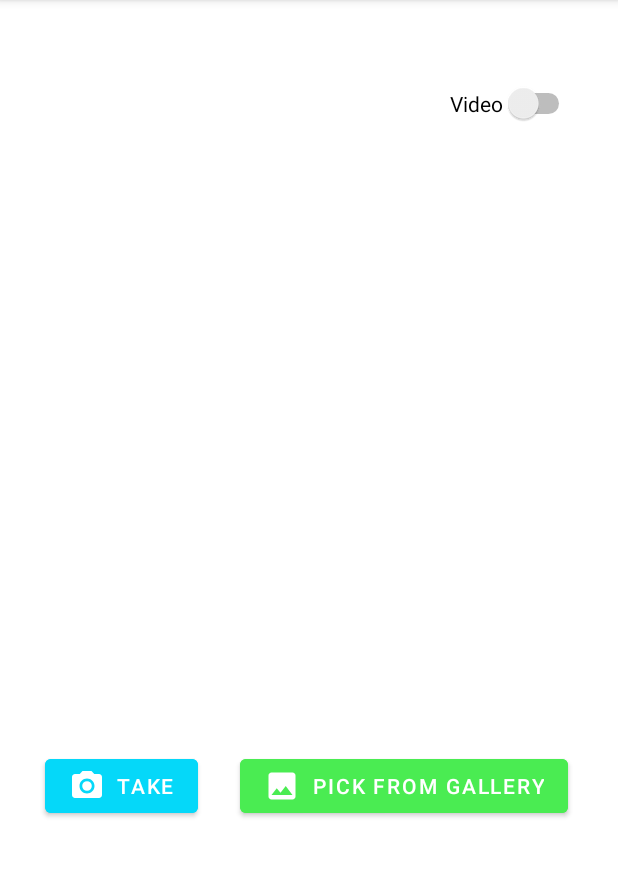
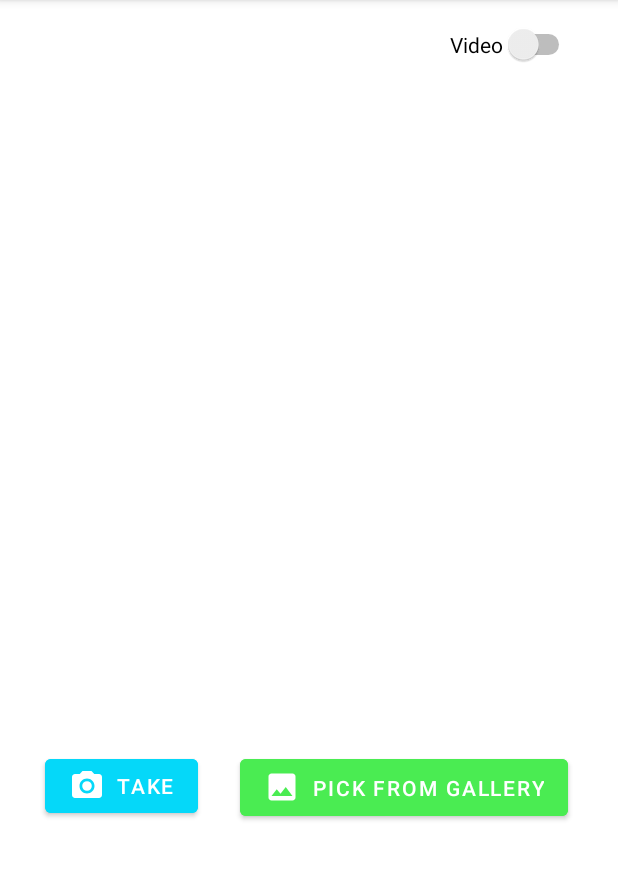
Before and after one commit to PabloGuzmanP/Taller02CompuMovil, an Android app: the Camara screen opened directly, with no data from a screen before it, after a tap on "TAKE", on a phone screen of 412 x 824 dp, the part 84-964 px from its top. Run offline under Robolectric (Android 15) with nearby library versions, the light colour scheme and no system bars.

Commit message:
Camara y video

```diff
--- a/app/src/main/java/com/example/taller_02/Camara.java
+++ b/app/src/main/java/com/example/taller_02/Camara.java
@@ -1,175 +1,97 @@
 package com.example.taller_02;
 
-import android.Manifest;
-import android.app.Activity;
-import android.content.ContentValues;
 import android.content.Intent;
-import android.content.pm.PackageManager;
 
 import android.database.Cursor;
 import android.graphics.Bitmap;
-import android.graphics.BitmapFactory;
 import android.net.Uri;
 import android.os.Bundle;
-import android.os.Environment;
 import android.provider.MediaStore;
-import android.util.Log;
 import android.view.View;
+import android.widget.Button;
+import android.widget.CompoundButton;
 import android.widget.ImageView;
+import android.widget.Switch;
+import android.widget.VideoView;
 
-import androidx.annotation.NonNull;
+import androidx.appcompat.app.AppCompatActivity;
 
-import androidx.annotation.Nullable;
-import androidx.appcompat.app.AppCompatActivity;
-import androidx.core.app.ActivityCompat;
-import androidx.core.content.ContextCompat;
-import androidx.core.content.FileProvider;
-
-
-import com.example.taller_02.databinding.CamaraBinding;
-
-import java.io.File;
 import java.io.IOException;
-import java.text.SimpleDateFormat;
-import java.util.Date;
-import java.util.Locale;
-
-import utils.AlertUtils;
-
 
 public class Camara extends AppCompatActivity {
-    private static String TAG = Camara.class.getName();
-    private CamaraBinding binding;
 
-    //Definir el id del permiso
-    private final int CAMERA_PERMISSION_ID = 101;
-    private final int GALLERY_PERMISSION_ID = 102;
-    String cameraPerm = Manifest.permission.CAMERA;
-    String galeriaPerm = Manifest.permission.WRITE_EXTERNAL_STORAGE;
+    private static final int pic_id = 123;
+    private static final int vid_id = 456;
 
-    //Para mostrar imagen de la camara
-    String currentPhotoPath;
+    Button camera_open_id;
+    Button gallery_open_id;
+    ImageView click_image_id;
+    VideoView video_view_id;
+    Switch switch_toggle_id;
 
     @Override
     protected void onCreate(Bundle savedInstanceState) {
         super.onCreate(savedInstanceState);
-        binding = CamaraBinding.inflate(getLayoutInflater());
-        setContentView(binding.getRoot());
+        setContentView(R.layout.camara);
 
-        binding.botontake.setOnClickListener(view -> {
-            if(requestPermission(this, cameraPerm, CAMERA_PERMISSION_ID)){
-                startCamera(binding.getRoot());
+        camera_open_id = findViewById(R.id.camera_button);
+        click_image_id = findViewById(R.id.click_image);
+        gallery_open_id = findViewById(R.id.pick_button);
+        video_view_id = findViewById(R.id.click_video);
+        switch_toggle_id = findViewById(R.id.switch_toggle);
+
+        switch_toggle_id.setOnCheckedChangeListener(new CompoundButton.OnCheckedChangeListener() {
+            @Override
+            public void onCheckedChanged(CompoundButton buttonView, boolean isChecked) {
+                if (isChecked) {
+                    // Switch is on, record video
+                    Intent video_intent = new Intent(MediaStore.ACTION_VIDEO_CAPTURE);
+                    startActivityForResult(video_intent, vid_id);
+                } else {
+                    // Switch is off, take photo
+                    Intent camera_intent = new Intent(MediaStore.ACTION_IMAGE_CAPTURE);
+                    startActivityForResult(camera_intent, pic_id);
+                }
             }
         });
-        binding.botonpick.setOnClickListener(view -> {
-            if(requestPermission(this, galeriaPerm, GALLERY_PERMISSION_ID)){
-                startGallery(binding.getRoot());
-            }
+
+        camera_open_id.setOnClickListener(v -> {
+            Intent camera_intent = new Intent(MediaStore.ACTION_IMAGE_CAPTURE);
+            startActivityForResult(camera_intent, pic_id);
+        });
+
+        gallery_open_id.setOnClickListener(v -> {
+            Intent gallery_intent = new Intent(Intent.ACTION_GET_CONTENT);
+            gallery_intent.setType("image/*");
+            startActivityForResult(gallery_intent, pic_id);
         });
     }
 
-    private boolean requestPermission(Activity context, String permission, int id) {
-        if (ActivityCompat.checkSelfPermission(this, Manifest.permission.CAMERA)
-                != PackageManager.PERMISSION_GRANTED) {
-            ActivityCompat.requestPermissions(
-                    this,
-                    new String[]{permission},
-                    id);
-            Log.w(TAG, "requestPermission: HOLA");
-            return false;
-        }
-        return true;
-    }
-
-    private void initView(){
-        if (ContextCompat.checkSelfPermission(this, cameraPerm)
-                != PackageManager.PERMISSION_GRANTED){
-            Log.e(TAG, "initView: no pude obtener el permiso :(");
-            AlertUtils.indefiniteSnackbar(binding.getRoot(), getString(R.string.permission_denied_label));
-        }else {
-            Log.i(TAG, "initView: si pude obtener el permiso :)");
-        }
-    }
-
-    @Override
-    public void onRequestPermissionsResult(int requestCode, @NonNull String[] permissions, @NonNull int[] grantResults) {
-        super.onRequestPermissionsResult(requestCode, permissions, grantResults);
-        if(requestCode == CAMERA_PERMISSION_ID){
-            startCamera(binding.getRoot());
-        }
-        if(requestCode == GALLERY_PERMISSION_ID){
-            startGallery(binding.getRoot());
-        }
-    }
-
-    public void startCamera(View view){
-        if (ContextCompat.checkSelfPermission(this, cameraPerm)
-                == PackageManager.PERMISSION_GRANTED){
-            openCamera();
-        }else {
-            AlertUtils.indefiniteSnackbar(binding.getRoot(), getString(R.string.permission_denied_label));
-        }
-    }
-
-    private void openCamera() {
-        Intent takePictureIntent = new Intent(MediaStore.ACTION_IMAGE_CAPTURE);
-        // Ensure that there's a camera activity to handle the intent
-        if (takePictureIntent != null) {
-            // Create the File where the photo should go
-            File photoFile = null;
-            try {
-                photoFile = createImageFile();
-            } catch (IOException ex) {
-                Log.e(TAG, ex.getMessage());
+    protected void onActivityResult(int requestCode, int resultCode, Intent data) {
+        super.onActivityResult(requestCode, resultCode, data);
+        if (requestCode == pic_id) {
+            if (data != null && data.getData() != null) {
+                Uri selectedImageUri = data.getData();
+                try {
+                    Bitmap photo = MediaStore.Images.Media.getBitmap(getContentResolver(), selectedImageUri);
+                    click_image_id.setImageBitmap(photo);
+                } catch (IOException e) {
+                    e.printStackTrace();
+                }
+            } else {
+                Bitmap photo = (Bitmap) data.getExtras().get("data");
+                click_image_id.setImageBitmap(photo);
+                MediaStore.Images.Media.insertImage(getContentResolver(), photo, "Photo", "Photo taken by Camera");
+                click_image_id.setVisibility(View.VISIBLE);
+                video_view_id.setVisibility(View.GONE);
             }
-            // Continue only if the File was successfully created
-            if (photoFile != null) {
-                Uri photoURI = FileProvider.getUriForFile(this,
-                        "com.example.android.fileprovider",
-                        photoFile);
-                takePictureIntent.putExtra(MediaStore.EXTRA_OUTPUT, photoURI);
-                startActivityForResult(takePictureIntent, CAMERA_PERMISSION_ID);
-            }
-        }
-    }
-
-    private File createImageFile() throws IOException {
-        // Create an image file name
-        String timeStamp = new SimpleDateFormat("yyyyMMdd_HHmmss").format(new Date());
-        String imageFileName = "CAMARA_" + timeStamp + "_";
-        File storageDir = getExternalFilesDir(Environment.DIRECTORY_PICTURES);
-        File image = File.createTempFile(
-                imageFileName,  /* prefix */
-                ".jpg",         /* suffix */
-                storageDir      /* directory */
-        );
-
-        // Save a file: path for use with ACTION_VIEW intents
-        currentPhotoPath = image.getAbsolutePath();
-        Log.i(TAG, String.format("Ruta: %s", currentPhotoPath));
-        return image;
-    }
-
-    public void startGallery(View view){
-        Intent pickGalleryImage = new Intent(Intent.ACTION_PICK);
-        pickGalleryImage.setType("image/*");
-        startActivityForResult(pickGalleryImage, GALLERY_PERMISSION_ID);
-    }
-
-    @Override
-    public void onActivityResult(int requestCode, int resultCode, @Nullable Intent data) {
-        super.onActivityResult(requestCode, resultCode, data);
-        if (resultCode == Activity.RESULT_OK) {
-            switch (requestCode){
-                case CAMERA_PERMISSION_ID:
-                    binding.imageView.setImageURI(Uri.parse(currentPhotoPath));
-                    Log.i(TAG, "onActivityResult: imagen campturada correctamente");
-                    break;
-                case GALLERY_PERMISSION_ID:
-                    Uri imageUri = data.getData();
-                    binding.imageView.setImageURI(imageUri);
-                    Log.i(TAG, "onActivityResult: imagen cargada correctamente.");
-                    break;
+        } else if (requestCode == vid_id) {
+            if (resultCode == RESULT_OK) {
+                Uri videoUri = data.getData();
+                video_view_id.setVideoURI(videoUri);
+                click_image_id.setVisibility(View.GONE);
+                video_view_id.setVisibility(View.VISIBLE);
+                video_view_id.start();
             }
         }
     }
--- a/app/src/main/java/com/example/taller_02/MainActivity.java
+++ b/app/src/main/java/com/example/taller_02/MainActivity.java
@@ -18,8 +18,7 @@ public class MainActivity extends AppCompatActivity {
         buttonCamera = (Button) findViewById(R.id.botoncamara);
         buttonCamera.setOnClickListener(new View.OnClickListener() {
             @Override
-            public void onClick(View view) {
-                openNewActivity();
+            public void onClick(View view) {openNewActivity();
             }
         });
         // Segundo botón agregado
--- a/app/src/main/res/layout/camara.xml
+++ b/app/src/main/res/layout/camara.xml
@@ -7,18 +7,17 @@
     tools:context=".Camara">
 
     <Switch
-        android:id="@+id/togglevideo"
+        android:id="@+id/switch_toggle"
         android:layout_width="wrap_content"
         android:layout_height="wrap_content"
         android:text="Video"
-        android:checked="false"
-        android:layout_marginTop="55dp"
+        app:layout_constraintStart_toStartOf="parent"
+        app:layout_constraintTop_toTopOf="parent"
         android:layout_marginStart="300dp"
-        app:layout_constraintStart_toStartOf="parent"
-        app:layout_constraintTop_toTopOf="parent"/>
+        android:layout_marginTop="16dp" />
 
     <Button
-        android:id="@+id/botontake"
+        android:id="@+id/camera_button"
         android:layout_width="wrap_content"
         android:layout_height="wrap_content"
         android:text="TAKE"
@@ -27,29 +26,44 @@
         android:drawableLeft="@drawable/ic_baseline_photo_camera_24"
         android:backgroundTint="#05D8F9"
         app:layout_constraintStart_toStartOf="parent"
-        app:layout_constraintTop_toTopOf="parent" />
+        app:layout_constraintTop_toTopOf="parent"/>
 
     <Button
-        android:id="@+id/botonpick"
+        android:id="@+id/pick_button"
         android:layout_width="wrap_content"
-        android:layout_height="wrap_content"
+        android:layout_height="50dp"
         android:text="PICK FROM GALLERY"
+        android:drawableLeft="@drawable/baseline_image_24"
         android:layout_marginTop="500dp"
         android:layout_marginLeft="160dp"
-        android:drawableLeft="@drawable/baseline_image_24"
         android:backgroundTint="#4AEC52"
         app:layout_constraintStart_toStartOf="parent"
         app:layout_constraintTop_toTopOf="parent"/>
 
+    <!-- add ImageView to display the captured image -->
     <ImageView
-        android:id="@+id/image_view"
+        android:id="@+id/click_image"
         android:layout_width="350dp"
         android:layout_height="350dp"
         android:scaleType="centerCrop"
-        app:layout_constraintBottom_toTopOf="@+id/botontake"
         android:layout_marginTop="80dp"
+        android:visibility="gone"
         app:layout_constraintEnd_toEndOf="parent"
         app:layout_constraintStart_toStartOf="parent"
         app:layout_constraintTop_toTopOf="parent"/>
 
+    <VideoView
+        android:id="@+id/click_video"
+        android:layout_width="350dp"
+        android:layout_height="350dp"
+        android:scaleType="centerCrop"
+        android:layout_marginTop="80dp"
+        android:visibility="gone"
+        app:layout_constraintEnd_toEndOf="parent"
+        app:layout_constraintStart_toStartOf="parent"
+        app:layout_constraintTop_toTopOf="parent" />
+
+
+
+
 </androidx.constraintlayout.widget.ConstraintLayout>
```
Also changed, not shown: app/src/main/AndroidManifest.xml (+0 -11 lines), app/src/main/res/xml/file_paths.xml (+16 -2 lines).
